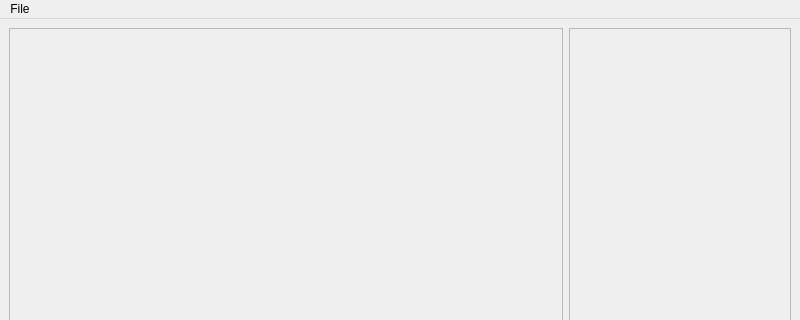
Above: resources/ui/mainwindow.ui from RealDanTheMan/CollisionCraft before the change; both pictures show x 0 to 800 and y 0 to 320 of the 800 by 600 pixel window. Below: the same form after it.
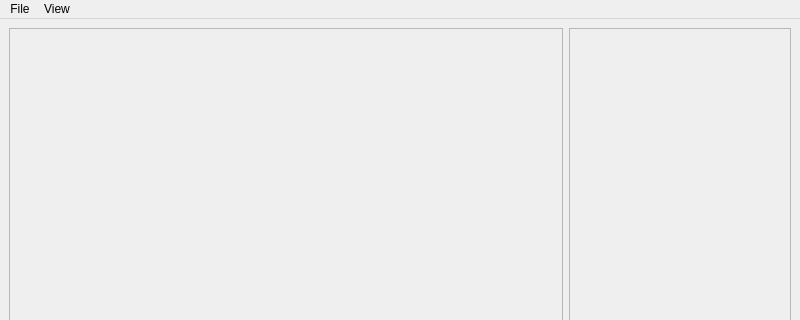
That is the form after the change.

Commit message: Added ability to auto frame camera via View -> Frame All menu item

The edit to the form file:
```diff
--- a/resources/ui/mainwindow.ui
+++ b/resources/ui/mainwindow.ui
@@ -93,7 +93,14 @@
     <addaction name="actionImportModel"/>
     <addaction name="actionExportCollision"/>
    </widget>
+   <widget class="QMenu" name="menuView">
+    <property name="title">
+     <string>View</string>
+    </property>
+    <addaction name="actionFrameAll"/>
+   </widget>
    <addaction name="menuFile"/>
+   <addaction name="menuView"/>
   </widget>
   <widget class="QStatusBar" name="statusbar"/>
   <action name="actionImportModel">
```
Left out of the diff: 5 changed lines with no effect on the pictures. The commit also changes 3 other files.
